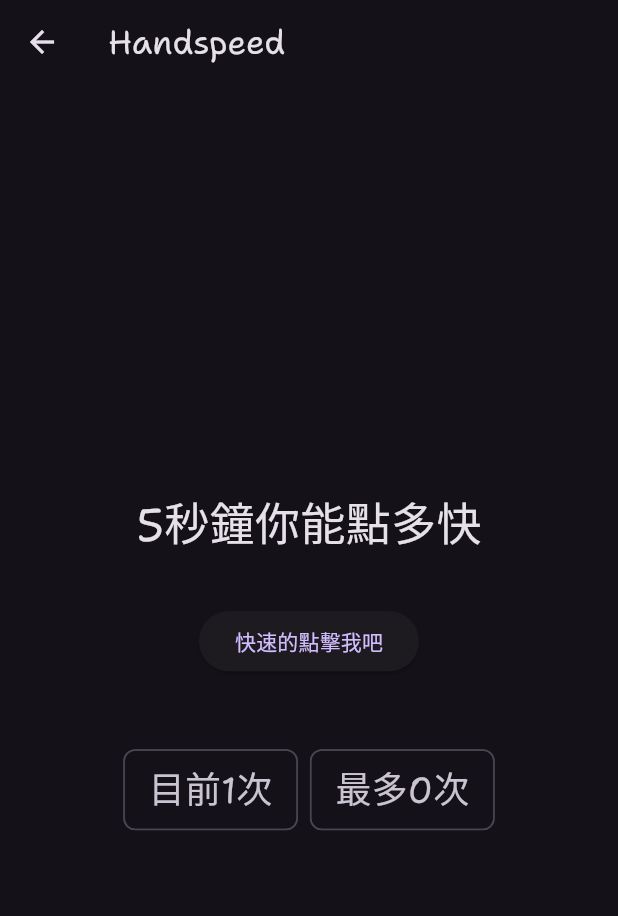
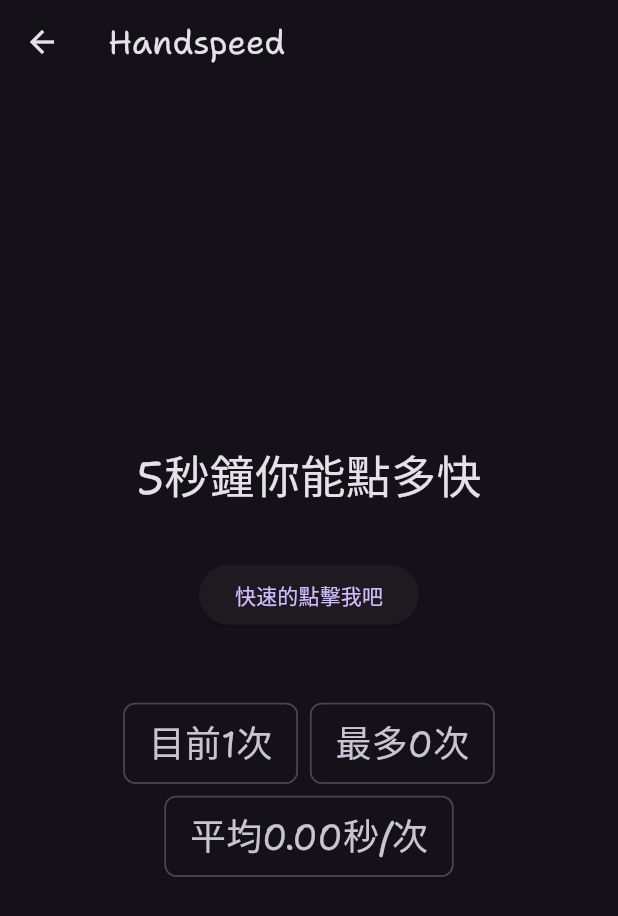
Before and after one commit to XunZhang-anson/website, a Flutter app: the HandspeedPage screen opened by its route, after a tap on "快速的點擊我吧", on a phone screen of 412 x 824 dp. Shown: the top 916 px of the screen. Run offline on Flutter 3.47's test engine with Material 2 defaults, Android fonts, the phone set to English and light mode, and no system bars; our stand-ins replace animated_text_kit; project files that could hold a hidden picture were left out.

Commit message:
handspeed 加上速度

```diff
--- a/lib/pages/handspeed.dart
+++ b/lib/pages/handspeed.dart
@@ -10,6 +10,7 @@ class HandspeedPage extends StatefulWidget {
 
 class _HandspeedPageState extends State<HandspeedPage> {
   int counter = 0, maxcounter = 0;
+  double speed = 0.0;
   @override
   Widget build(BuildContext context) {
     return Scaffold(
@@ -35,6 +36,7 @@ class _HandspeedPageState extends State<HandspeedPage> {
                     counter++;
                     if (counter > maxcounter) {
                       maxcounter = counter;
+                      speed = (5/maxcounter);
                     }
                   }
                 });
@@ -62,6 +64,9 @@ class _HandspeedPageState extends State<HandspeedPage> {
                 Chip(
                     label: Text('最多${maxcounter}次',
                         style: TextStyle(fontSize: 24.0))),
+                        Chip(
+                    label: Text('平均${speed.toStringAsFixed(2)}秒/次',
+                        style: TextStyle(fontSize: 24.0))),
               ],
             ),
           ],
```
